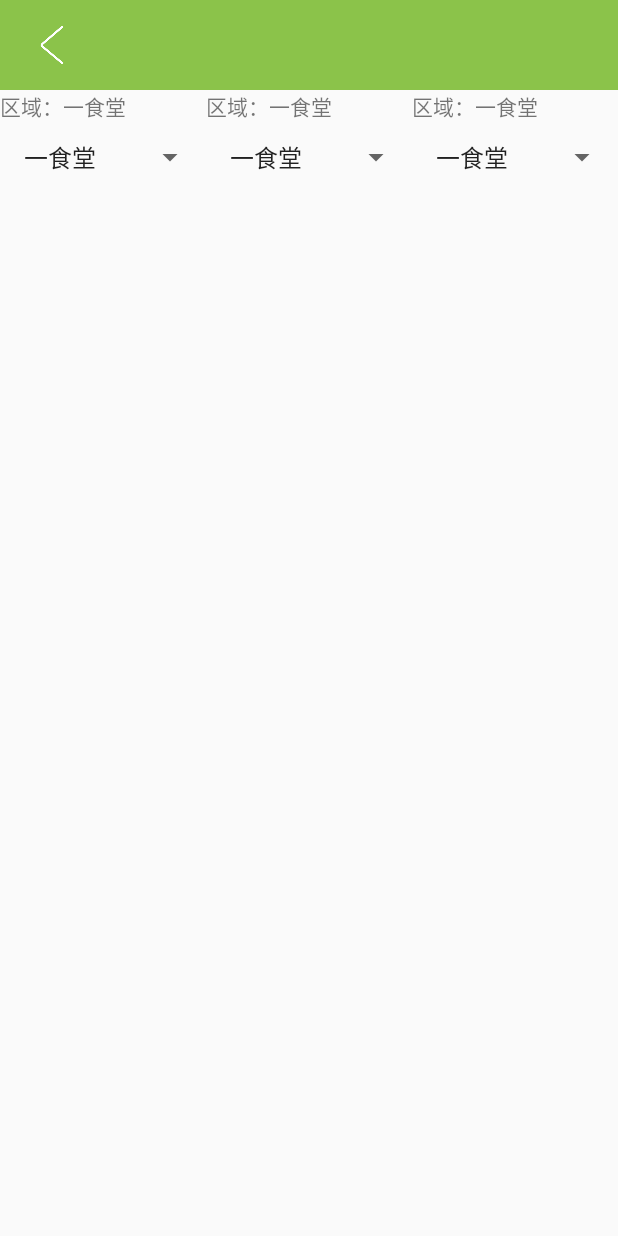
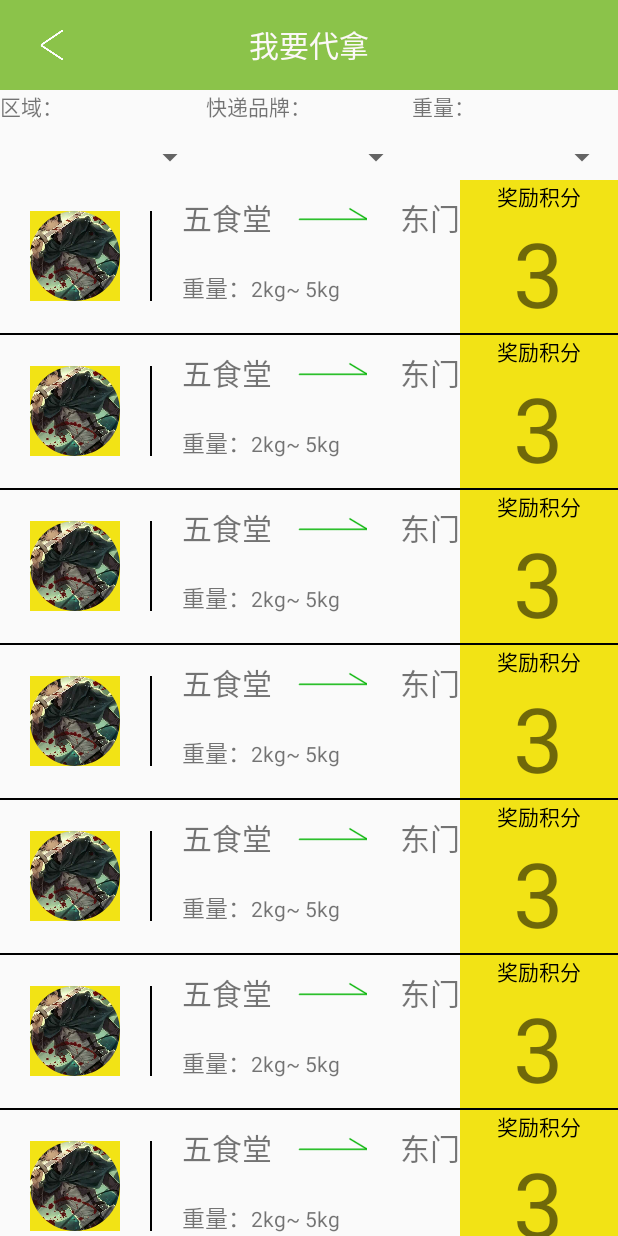
Before and after one commit to androidjk/NewBanner, an Android app: the screen it shows after launch (TakeActivity), after a tap on "请求帮助", on a phone screen of 412 x 824 dp. Run offline under Robolectric (Android 15) with nearby library versions, the phone set to English and light mode, and no system bars; our stand-ins replace CircleImageView; libraries missing offline, so code that uses them is left out: cn.bmob.v3; 1 statement that could not run was skipped; 2 other taps on this screen came first.

Commit message:
列表筛选1.0

```diff
--- a/app/src/main/java/com/example/newbanner/TakeActivity.java
+++ b/app/src/main/java/com/example/newbanner/TakeActivity.java
@@ -2,6 +2,9 @@ package com.example.newbanner;
 
 import android.support.v7.app.AppCompatActivity;
 import android.os.Bundle;
+import android.support.v7.widget.LinearLayoutManager;
+import android.support.v7.widget.RecyclerView;
+import android.text.TextUtils;
 import android.util.Log;
 import android.view.LayoutInflater;
 import android.view.View;
@@ -12,65 +15,215 @@ import android.widget.Spinner;
 import android.widget.TextView;
 import android.widget.Toast;
 
+import com.example.newbanner.adapter.RecycleviewAdapter;
+import com.example.newbanner.entity.TakeMenuList;
+
 import java.util.ArrayList;
 import java.util.List;
 
-public class TakeActivity extends AppCompatActivity implements AdapterView.OnItemSelectedListener{
+public class TakeActivity extends AppCompatActivity  {
 
-    private TextView textView_spinnerfirst,textView_spinnersecond,textView_spinnerthird;
-    private Spinner spinnerFirst,spinnerSecond,spinnerThird;
-    private ArrayAdapter adapter_first=null;
-    private ArrayAdapter adapter_second=null;
-    private ArrayAdapter adapter_third=null;
-    static   List list_first=new ArrayList();
-    static   List list_second=new ArrayList();
-    static   List list_third=new ArrayList();
+    private TextView textView_spinnerfirst, textView_spinnersecond, textView_spinnerthird;
+    private Spinner spinnerFirst, spinnerSecond, spinnerThird;
+    private ArrayAdapter adapter_first = null;
+    private ArrayAdapter adapter_second = null;
+    private ArrayAdapter adapter_third = null;
 
-    private static String[] area = {"一食堂","二食堂","五食堂","东门"};
-    private static String[] type = {"一食堂","二食堂","五食堂","东门"};
-    private static String[] weight = {"一食堂","二食堂","五食堂","东门"};
+    private RecyclerView recyclerView;
+    static List<TakeMenuList> lists;//传入RecycleviewAdapter的list数据
+    List list_first = new ArrayList();
+    List list_second = new ArrayList();
+    List list_third = new ArrayList();
+
+    public String dormitory;
+    public String point;
+    public String thingsweight;
+
+    private static String[] area = {" ", "1-5栋", "6-10栋", "11-15栋", "16-20栋", "21-23栋", "24-29栋", "30-32栋", "33-35栋"};
+    private static String[] type = {" ", "东门", "三食堂", "五食堂", "一食堂", "冶金楼", "唯品会", "聚美优品", "其他"};
+    private static String[] weight = {" ", "1-3瓶水", "3", "5"};
+
+    static boolean flag=true;
+
+
 
     @Override
     public void onCreate(Bundle savedInstanceState) {
         super.onCreate(savedInstanceState);
         setContentView(R.layout.activity_take);
 
+        lists = new ArrayList<>();
         initViews();
         setListeners();
         setDatas();
         setAdapters();
-        setSpinners(adapter_first,spinnerFirst);
-        setSpinners(adapter_second,spinnerSecond);
-        setSpinners(adapter_third,spinnerThird);
+        setSpinners(adapter_first, spinnerFirst);
+        setSpinners(adapter_second, spinnerSecond);
+        setSpinners(adapter_third, spinnerThird);
+        setList();
+        spinnerFirst.setOnItemSelectedListener(new AdapterView.OnItemSelectedListener() {
+            @Override
+            public void onItemSelected(AdapterView<?> parent, View view, int position, long id) {
 
+                switch (position){
+                    case 0:dormitory = "";break;
+                    case 1:dormitory = "1-5栋";break;
+                    case 2:dormitory = "6-10栋";break;
+                    case 3:dormitory = "11-15栋";break;
+                    case 4:dormitory = "16-20栋";break;
+                    case 5:dormitory = "21-23栋";break;
+                    case 6:dormitory = "24-29栋";break;
+                    case 7:dormitory = "30-32栋";break;
+                    case 8:dormitory = "33-35栋";break;
 
+                }
+                setRecycleView(screenData(lists));
+            }
 
+            @Override
+            public void onNothingSelected(AdapterView<?> parent) {
+
+            }
+        });
+
+        spinnerSecond.setOnItemSelectedListener(new AdapterView.OnItemSelectedListener() {
+            @Override
+            public void onItemSelected(AdapterView<?> parent, View view, int position, long id) {
+
+                switch (position){
+                    case 0:point = "";break;
+                    case 1:point = "东门";break;
+                    case 2:point = "三食堂";break;
+                    case 3:point = "五食堂";break;
+                    case 4:point = "一食堂";break;
+                    case 5:point = "冶金楼";break;
+                    case 6:point = "唯品会";break;
+                    case 7:point = "聚美优品";break;
+                    case 8:point = "其他";break;
+
+                }
+                setRecycleView(screenData(lists));
+            }
+
+            @Override
+            public void onNothingSelected(AdapterView<?> parent) {
+
+            }
+        });
+        spinnerThird.setOnItemSelectedListener(new AdapterView.OnItemSelectedListener() {
+            @Override
+            public void onItemSelected(AdapterView<?> parent, View view, int position, long id) {
+
+                switch (position) {
+
+                    case 0:
+                        thingsweight = "";
+                        break;
+                    case 1:
+                        thingsweight = "1-3瓶水";
+                        break;
+                    case 2:
+                        thingsweight = "3";
+                        break;
+                    case 3:
+                        thingsweight = "5";
+                        break;
+
+                }
+                setRecycleView(screenData(lists));
+            }
+
+            @Override
+            public void onNothingSelected(AdapterView<?> parent) {
+
+            }
+        });
+        if (flag==true){
+          setRecycleView(lists);
+            flag=false;
+        }
 
     }
 
+    public List<TakeMenuList> screenData(List<TakeMenuList> express){
+        List<TakeMenuList> list = new ArrayList<>();
+
+        for (TakeMenuList takeMenuList : express) {
+            if (!TextUtils.isEmpty(dormitory)) {
+                if (!takeMenuList.getEndTextView().equals(dormitory)) {
+                    continue;
+                }
+            }
+
+            if (!TextUtils.isEmpty(point)){
+                if (!takeMenuList.getBeginTextView().equals(point)){
+                    continue;
+                }
+            }
+
+            if (!TextUtils.isEmpty(thingsweight)){
+                if (!takeMenuList.getGoal().equals(thingsweight)){
+                    continue;
+                }
+            }
+            list.add(takeMenuList);
+        }
+
+        return list;
+    }
+
+    private void setList() {
+        if (lists!=null){
+            for (TakeMenuList takeMenuList:lists){
+                if (takeMenuList.getEndTextView()==dormitory){
+
+
+                }
+            }
+        }
+
+    }
+
+    private void setRecycleView(List<TakeMenuList> list) {
+        RecycleviewAdapter recycleviewAdapter = new RecycleviewAdapter(this, list);
+        Log.d("NewBanner",String.valueOf(list.size()));
+        recyclerView.setLayoutManager(new LinearLayoutManager(this));
+        recyclerView.setAdapter(recycleviewAdapter);
+    }
+
+    /**
+     * 设置下拉框样式
+     */
     private void setAdapters() {
-       adapter_first = new ArrayAdapter(this, android.R.layout.simple_list_item_1, list_first);
+        adapter_first = new ArrayAdapter(this, android.R.layout.simple_list_item_1, list_first);
         adapter_second = new ArrayAdapter(this, android.R.layout.simple_list_item_1, list_second);
         adapter_third = new ArrayAdapter(this, android.R.layout.simple_list_item_1, list_third);
     }
 
-    private void setSpinners(final ArrayAdapter adapter,Spinner spinner) {
+    private void setSpinners(final ArrayAdapter adapter, Spinner spinner) {
         adapter.setDropDownViewResource(android.R.layout.simple_spinner_dropdown_item);
         spinner.setAdapter(adapter);
-        spinner.setOnItemSelectedListener(this);
     }
 
-
+    /**
+     * 下拉框，订单展示数据处理
+     */
     private void setDatas() {
-        for(int i=0;i<area.length;i++){
+        for (int i = 0; i < area.length; i++) {
             list_first.add(area[i]);
         }
-        for (int i=0;i<type.length;i++){
+        for (int i = 0; i < type.length; i++) {
             list_second.add(type[i]);
         }
-        for (int i=0;i<weight.length;i++){
+        for (int i = 0; i < weight.length; i++) {
             list_third.add(weight[i]);
         }
+        for (int i = 0; i < 10; i++) {
+            TakeMenuList takeMenuList = new TakeMenuList(R.drawable.back_bg, "五食堂", "东门", "3");
+            lists.add(takeMenuList);
+        }
+
+
     }
 
     private void setListeners() {
@@ -78,33 +231,16 @@ public class TakeActivity extends AppCompatActivity implements AdapterView.OnIte
     }
 
     private void initViews() {
-        textView_spinnerfirst=(TextView)findViewById(R.id.take_spinner_text1);
-        textView_spinnersecond=(TextView)findViewById(R.id.take_spinner_text2);
-        textView_spinnerthird=(TextView)findViewById(R.id.take_spinner_text3);
-        spinnerFirst=(Spinner)findViewById(R.id.take_spinner_first);
-        spinnerSecond=(Spinner)findViewById(R.id.take_spinner_second);
-        spinnerThird=(Spinner)findViewById(R.id.take_spinner_third);
+        textView_spinnerfirst = (TextView) findViewById(R.id.take_spinner_text1);
+        textView_spinnersecond = (TextView) findViewById(R.id.take_spinner_text2);
+        textView_spinnerthird = (TextView) findViewById(R.id.take_spinner_text3);
+        spinnerFirst = (Spinner) findViewById(R.id.take_spinner_first);
+        spinnerSecond = (Spinner) findViewById(R.id.take_spinner_second);
+        spinnerThird = (Spinner) findViewById(R.id.take_spinner_third);
+        recyclerView = (RecyclerView) findViewById(R.id.take_recycleView);
     }
 
 
-    @Override
-    public void onItemSelected(AdapterView<?> parent, View view, int position, long id) {
-        switch (parent.getId()){
-            case R.id.take_spinner_first:
-                Toast.makeText(this, "aaaaaaaaa", Toast.LENGTH_SHORT).show();
-                textView_spinnerfirst.setText((String)adapter_first.getItem(position));
-                break;
-            case R.id.take_spinner_second:
-                textView_spinnersecond.setText((String)adapter_second.getItem(position));
-                break;
-            case R.id.take_spinner_third:
-                textView_spinnerthird.setText((String)adapter_third.getItem(position));
-                break;
-        }
-    }
 
-    @Override
-    public void onNothingSelected(AdapterView<?> parent) {
 
-    }
 }
--- /dev/null
+++ b/app/src/main/java/com/example/newbanner/adapter/RecycleviewAdapter.java
@@ -0,0 +1,66 @@
+package com.example.newbanner.adapter;
+
+import android.content.Context;
+import android.support.v7.widget.RecyclerView;
+import android.view.LayoutInflater;
+import android.view.View;
+import android.view.ViewGroup;
+import android.widget.TextView;
+
+import com.example.newbanner.R;
+import com.example.newbanner.TakeActivity;
+import com.example.newbanner.entity.TakeMenuList;
+
+import java.util.List;
+
+import de.hdodenhof.circleimageview.CircleImageView;
+
+/**
+ * Created by asus1 on 2018/2/22.
+ */
+
+public class RecycleviewAdapter extends RecyclerView.Adapter<RecycleviewAdapter.RecouseHolder>{
+
+    List<TakeMenuList>lists;
+    Context context;
+
+    public RecycleviewAdapter(Context context,List<TakeMenuList>lists) {
+        super();
+        this.context=context;
+        this.lists=lists;
+    }
+
+    @Override
+    public RecouseHolder onCreateViewHolder(ViewGroup parent, int viewType) {
+        return new RecouseHolder(LayoutInflater.from(context).inflate(R.layout.take_recycleview,null));
+    }
+
+    @Override
+    public void onBindViewHolder(RecouseHolder holder, int position) {
+
+        TakeMenuList takeMenuList=lists.get(position);
+
+        holder.circleImageView.setImageResource(takeMenuList.getCircleImageViewId());
+        holder.begin.setText(takeMenuList.getBeginTextView());
+        holder.end.setText(takeMenuList.getEndTextView());
+        holder.goal.setText(takeMenuList.getGoal());
+    }
+
+    @Override
+    public int getItemCount() {
+        return lists==null?0:lists.size();
+    }
+
+    public class RecouseHolder extends RecyclerView.ViewHolder {
+
+        CircleImageView circleImageView;
+        TextView begin,end,goal;
+        public RecouseHolder(View itemView) {
+            super(itemView);
+            circleImageView=(CircleImageView)itemView.findViewById(R.id.take_menu_head);
+            begin=(TextView)itemView.findViewById(R.id.take_menu_home);
+            end=(TextView)itemView.findViewById(R.id.take_menu_end);
+            goal=(TextView)itemView.findViewById(R.id.take_menu_jifen);
+        }
+    }
+}
--- /dev/null
+++ b/app/src/main/java/com/example/newbanner/entity/TakeMenuList.java
@@ -0,0 +1,54 @@
+package com.example.newbanner.entity;
+
+/**
+ * Created by asus1 on 2018/2/22.
+ */
+
+public class TakeMenuList {
+
+    private int circleImageViewId;
+    private String beginTextView;
+    private String endTextView;
+    private String goal;
+
+    public TakeMenuList(int circleImageViewId, String beginTextView, String endTextView, String goal) {
+        super();
+        this.beginTextView = beginTextView;
+        this.circleImageViewId = circleImageViewId;
+        this.endTextView = endTextView;
+        this.goal = goal;
+    }
+
+    public int getCircleImageViewId() {
+        return this.circleImageViewId;
+    }
+
+    public void setCircleImageViewId(int circleImageViewId) {
+        this.circleImageViewId = circleImageViewId;
+    }
+
+    public String getBeginTextView() {
+        return this.beginTextView;
+    }
+
+    public void setBeginTextView(String beginTextView) {
+        this.beginTextView = beginTextView;
+    }
+
+    public String getEndTextView() {
+        return this.endTextView;
+    }
+
+    public void setEndTextView(String endTextView) {
+        this.endTextView = endTextView;
+    }
+
+    public String getGoal() {
+        return goal;
+    }
+
+    public void setGoal(String goal) {
+        this.goal = goal;
+    }
+
+}
--- /dev/null
+++ b/app/src/main/java/com/example/newbanner/util/DataUtil.java
@@ -0,0 +1,10 @@
+package com.example.newbanner.util;
+
+/**
+ * Created by asus1 on 2018/2/26.
+ */
+
+public class DataUtil {
+
+
+}
--- a/app/src/main/res/layout/activity_take.xml
+++ b/app/src/main/res/layout/activity_take.xml
@@ -14,11 +14,19 @@
 
         <ImageView
             android:layout_width="30dp"
-            android:layout_height="25dp"
+            android:layout_height="20dp"
             android:background="@drawable/backw"
             android:layout_centerVertical="true"
             android:layout_marginLeft="20dp"/>
 
+        <TextView
+            android:layout_width="wrap_content"
+            android:layout_height="wrap_content"
+            android:text="我要代拿"
+            android:layout_centerHorizontal="true"
+            android:layout_centerVertical="true"
+            android:textSize="20dp"
+            android:textColor="#fcf8f8"/>
     </RelativeLayout>
 
     <LinearLayout
@@ -61,7 +69,7 @@
                 android:id="@+id/take_textview_second"
                 android:layout_width="wrap_content"
                 android:layout_height="wrap_content"
-                android:text="区域：" />
+                android:text="快递品牌：" />
 
             <TextView
                 android:id="@+id/take_spinner_text2"
@@ -87,7 +95,7 @@
                 android:id="@+id/take_textview_third"
                 android:layout_width="wrap_content"
                 android:layout_height="wrap_content"
-                android:text="区域："/>
+                android:text="重量："/>
             <TextView
                 android:id="@+id/take_spinner_text3"
                 android:layout_width="match_parent"
@@ -103,4 +111,10 @@
         </RelativeLayout>
     </LinearLayout>
 
+    <android.support.v7.widget.RecyclerView
+        android:id="@+id/take_recycleView"
+        android:layout_width="match_parent"
+        android:layout_height="wrap_content">
+
+    </android.support.v7.widget.RecyclerView>
 </LinearLayout>
--- /dev/null
+++ b/app/src/main/res/layout/take_recycleview.xml
@@ -0,0 +1,133 @@
+<?xml version="1.0" encoding="utf-8"?>
+<LinearLayout xmlns:android="http://schemas.android.com/apk/res/android"
+    android:orientation="vertical"
+    android:layout_width="match_parent"
+    android:layout_height="match_parent">
+    <LinearLayout
+        android:layout_width="match_parent"
+        android:layout_height="wrap_content"
+        android:orientation="horizontal"
+        >
+        <LinearLayout
+            android:layout_width="wrap_content"
+            android:layout_height="match_parent">
+            <de.hdodenhof.circleimageview.CircleImageView
+                android:id="@+id/take_menu_head"
+                android:layout_width="60dp"
+                android:layout_height="60dp"
+                android:layout_gravity="center_vertical"
+                android:layout_marginLeft="20dp"
+                android:background="#f2e315"
+                android:src="@drawable/edit_bg" />
+
+            <View
+                android:layout_width="1dp"
+                android:layout_height="60dp"
+                android:layout_gravity="center_vertical"
+                android:layout_marginLeft="20dp"
+                android:background="#000"></View>
+        </LinearLayout>
+        <LinearLayout
+            android:layout_width="wrap_content"
+            android:layout_height="match_parent">
+            <LinearLayout
+                android:layout_width="wrap_content"
+                android:layout_height="match_parent"
+                android:orientation="horizontal">
+
+
+
+                <LinearLayout
+                    android:layout_width="wrap_content"
+                    android:layout_height="wrap_content"
+                    android:layout_marginLeft="20dp"
+                    android:layout_marginTop="10dp"
+                    android:orientation="vertical">
+
+                    <LinearLayout
+                        android:layout_width="wrap_content"
+                        android:layout_height="wrap_content"
+                        android:orientation="horizontal">
+
+                        <TextView
+                            android:id="@+id/take_menu_home"
+                            android:layout_width="wrap_content"
+                            android:layout_height="wrap_content"
+                            android:text="东门"
+                            android:textSize="20sp" />
+
+                        <ImageView
+                            android:layout_width="80dp"
+                            android:layout_height="23dp"
+                            android:src="@drawable/jiantou2"
+                            android:layout_gravity="center"/>
+
+
+                        <TextView
+                            android:id="@+id/take_menu_end"
+                            android:layout_width="wrap_content"
+                            android:layout_height="wrap_content"
+                            android:layout_marginLeft="5dp"
+                            android:text="五食堂"
+                            android:textSize="20sp" />
+                    </LinearLayout>
+
+                    <LinearLayout
+                        android:layout_width="match_parent"
+                        android:layout_height="wrap_content"
+                        android:layout_marginTop="20sp"
+                        android:orientation="horizontal">
+
+                        <TextView
+                            android:layout_width="wrap_content"
+                            android:layout_height="wrap_content"
+                            android:text="重量："
+                            android:textSize="15dp" />
+
+                        <TextView
+                            android:layout_width="wrap_content"
+                            android:layout_height="wrap_content"
+                            android:text="2kg~ 5kg" />
+                    </LinearLayout>
+                </LinearLayout>
+            </LinearLayout>
+        </LinearLayout>
+        <LinearLayout
+            android:layout_width="wrap_content"
+            android:layout_height="match_parent">
+            <RelativeLayout
+                android:layout_width="match_parent"
+                android:layout_height="wrap_content">
+                <LinearLayout
+                    android:layout_width="match_parent"
+                    android:layout_height="wrap_content"
+                    android:background="#f2e315"
+                    android:orientation="vertical"
+                    android:layout_alignParentTop="true"
+                    android:layout_alignParentLeft="true"
+                    android:layout_alignParentStart="true">
+
+                    <TextView
+                        android:layout_width="wrap_content"
+                        android:layout_height="wrap_content"
+                        android:text="奖励积分"
+                        android:textColor="#000"
+                        android:layout_gravity="center"/>
+                    <TextView
+                        android:id="@+id/take_menu_jifen"
+                        android:layout_width="wrap_content"
+                        android:layout_height="wrap_content"
+                        android:layout_gravity="center"
+                        android:text="5"
+                        android:textSize="60dp" />
+                </LinearLayout>
+            </RelativeLayout>
+        </LinearLayout>
+
+    </LinearLayout>
+
+    <View
+        android:layout_width="match_parent"
+        android:layout_height="1dp"
+        android:background="#000"/>
+</LinearLayout>
```
Also changed, not shown: app/src/main/res/drawable/jiantou.png (added), app/src/main/res/drawable/jiantou2.png (added).
